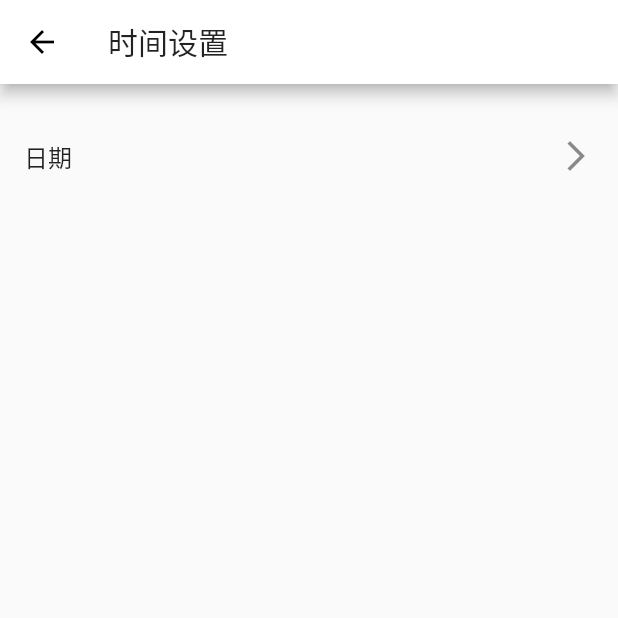
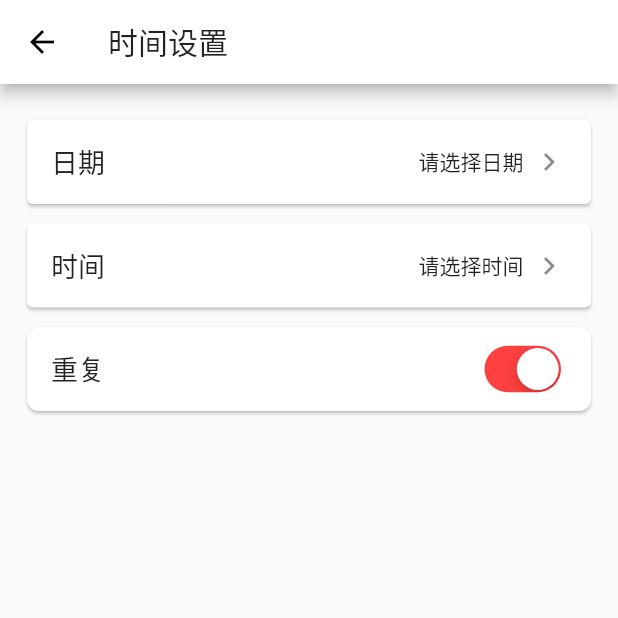
Before and after one commit to woxihejinghao/flutter_life_record, a Flutter app: the ToDoListTimeSelectPage screen opened directly, on a phone screen of 412 x 824 dp, the top half of it. Run offline on Flutter 3.47's test engine with Material 2 defaults, Android fonts, the phone set to English and light mode, and no system bars.

Commit message:
增加时间选择

```diff
--- a/lib/Page/ToDo/Pages/todo_list_create_page.dart
+++ b/lib/Page/ToDo/Pages/todo_list_create_page.dart
@@ -2,6 +2,7 @@ import 'package:flutter/cupertino.dart';
 import 'package:flutter/material.dart';
 import 'package:flutter_life_record/Common/lr_color.dart';
 import 'package:flutter_life_record/Common/lr_tool.dart';
+import 'package:flutter_life_record/Page/ToDo/Pages/todo_list_time_select_page.dart';
 import 'package:flutter_life_record/Page/ToDo/Pages/todo_project_select_page.dart';
 
 class ToDoListCreatePage extends StatefulWidget {
@@ -45,7 +46,11 @@ class _ToDoListCreatePageState extends State<ToDoListCreatePage> {
                   return ToDoProjectSelectPage();
                 }));
               }),
-              normalCardItem("时间", () {}),
+              normalCardItem("时间", () {
+                Navigator.push(context, MaterialPageRoute(builder: (context) {
+                  return ToDoListTimeSelectPage();
+                }));
+              }),
               SizedBox(
                 height: 20,
               ),
--- a/lib/Page/ToDo/Pages/todo_list_time_select_page.dart
+++ b/lib/Page/ToDo/Pages/todo_list_time_select_page.dart
@@ -1,4 +1,6 @@
 import 'package:flutter/material.dart';
+import 'package:flutter_life_record/Common/lr_color.dart';
+import 'package:flutter_life_record/Page/ToDo/Widgets/switch_item.dart';
 
 class ToDoListTimeSelectPage extends StatefulWidget {
   const ToDoListTimeSelectPage({Key? key}) : super(key: key);
@@ -14,17 +16,76 @@ class _ToDoListTimeSelectPageState extends State<ToDoListTimeSelectPage> {
       appBar: AppBar(
         title: Text("时间设置"),
       ),
-      body: Column(
-        children: [
-          SizedBox(
-            height: 20,
-          ),
-          ListTile(
-            title: Text("日期"),
-            trailing: Icon(Icons.arrow_forward_ios),
-          )
-        ],
+      body: Padding(
+        padding: EdgeInsets.fromLTRB(14, 20, 14, 20),
+        child: Column(
+          children: [
+            getListItem("日期", "请选择日期", () {
+              selectDate();
+            }),
+            SizedBox(
+              height: 5,
+            ),
+            getListItem("时间", "请选择时间", () {
+              selectTime();
+            }),
+            SizedBox(
+              height: 5,
+            ),
+            SwitchItem(
+              title: "重复",
+              isOn: true,
+              valueChanged: (isOn) {
+                print("切换$isOn");
+              },
+            )
+          ],
+        ),
       ),
     );
   }
+
+  Widget getListItem(String title, String value, GestureTapCallback? onTap) {
+    return Card(
+      child: ListTile(
+        leading: Text(
+          title,
+          style: TextStyle(fontSize: 18),
+        ),
+        trailing: Row(
+          crossAxisAlignment: CrossAxisAlignment.center,
+          mainAxisSize: MainAxisSize.min,
+          children: [
+            Text(value),
+            SizedBox(
+              width: 5,
+            ),
+            Icon(Icons.keyboard_arrow_right)
+          ],
+        ),
+        onTap: onTap,
+      ),
+    );
+  }
+
+  ///选择日期
+  selectDate() async {
+    DateTime? dateTime = await showDatePicker(
+      context: context,
+      initialDate: DateTime.now(),
+      firstDate: DateTime(1800, 1),
+      lastDate: DateTime(9999, 12),
+    );
+
+    print("选择的时间$dateTime");
+  }
+
+  ///选择时间
+  selectTime() async {
+    TimeOfDay initialTime = TimeOfDay.now();
+    TimeOfDay? result =
+        await showTimePicker(context: context, initialTime: initialTime);
+
+    print("选择的时间$result");
+  }
 }
--- /dev/null
+++ b/lib/Page/ToDo/Widgets/switch_item.dart
@@ -0,0 +1,33 @@
+import 'package:flutter/cupertino.dart';
+import 'package:flutter/material.dart';
+import 'package:flutter_life_record/Common/lr_color.dart';
+import 'package:flutter_life_record/Common/lr_tool.dart';
+
+class SwitchItem extends StatelessWidget {
+  final String title;
+  final bool isOn;
+  final ValueChanged<bool>? valueChanged;
+  const SwitchItem(
+      {Key? key, this.title = "标题", this.isOn = false, this.valueChanged})
+      : super(key: key);
+
+  @override
+  Widget build(BuildContext context) {
+    return Card(
+      child: ListTile(
+        leading: Text(
+          this.title,
+          style: TextStyle(
+            fontSize: 18,
+          ),
+        ),
+        trailing: CupertinoSwitch(
+          value: this.isOn,
+          onChanged: this.valueChanged,
+          activeColor: LRThemeColor.mainColor,
+        ),
+      ),
+      shape: LRTool.getBorderRadius(8),
+    );
+  }
+}
```
